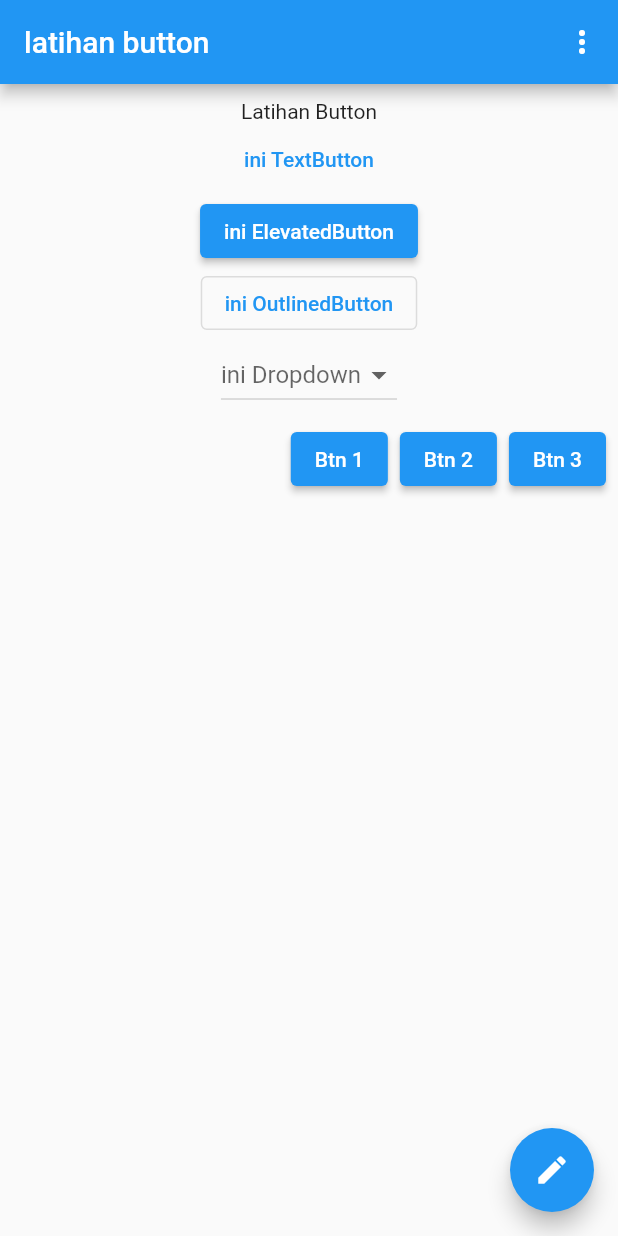
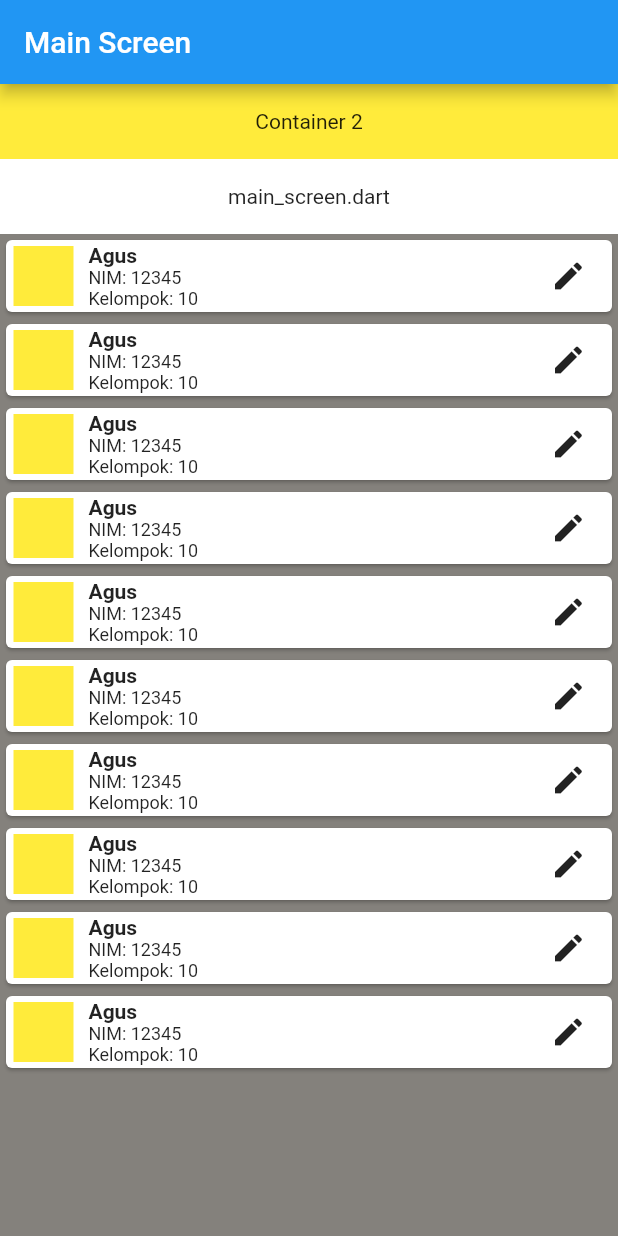
Before and after one commit to mohammadzarkasi/flutter-2021, a Flutter app: the screen it shows after launch, on a phone screen of 412 x 824 dp. Run offline on Flutter 3.47's test engine with Material 2 defaults, Android fonts, the phone set to English and light mode, and no system bars.

Commit message:
screen list mhs, model mahasiswa

```diff
--- a/lib/main.dart
+++ b/lib/main.dart
@@ -1,3 +1,5 @@
+import 'package:app_studio/main_screen.dart';
+import 'package:app_studio/main_screen2.dart';
 import 'package:app_studio/screen2.dart';
 import 'package:flutter/material.dart';
 
@@ -12,7 +14,8 @@ class MyApp2 extends StatelessWidget{
   Widget build(BuildContext context) {
     return MaterialApp(
       debugShowCheckedModeBanner: false,
-      home: Screen2(),
+      // home: Screen2(),
+      home: MainScreen2(),
       // home: MyApp(),
     );
   }
--- /dev/null
+++ b/lib/main_screen2.dart
@@ -0,0 +1,72 @@
+import 'package:app_studio/models/model_mahasiswa.dart';
+import 'package:flutter/material.dart';
+
+class MainScreen2 extends StatefulWidget {
+  const MainScreen2({Key? key}) : super(key: key);
+
+  @override
+  _MainScreenState createState() => _MainScreenState();
+}
+
+class _MainScreenState extends State<MainScreen2> {
+  @override
+  Widget build(BuildContext context) {
+    return Scaffold(
+      appBar: AppBar(
+        title: Text('Main Screen'),
+      ),
+      body: Container(
+        width: double.infinity,
+        height: double.infinity,
+        color: Color.fromRGBO(132, 129, 124, 1),
+        child: ListView(
+            children: [
+              Container(
+                height: 50,
+                width: double.infinity,
+                alignment: Alignment.center,
+                color: Colors.yellow,
+                child: Text('Container 2'),
+              ),
+              Container(
+                height: 50,
+                width: double.infinity,
+                color: Colors.white,
+                alignment: Alignment.center,
+                child: Text('main_screen.dart'),
+              ),
+              for (var i = 0; i < 10; i++)
+                Card(
+                  child: Row(
+                    children: [
+                      SizedBox(width: 5),
+                      Container(
+                        height: 40,
+                        width: 40,
+                        color: Colors.yellow,
+                      ),
+                      SizedBox(width: 10),
+                      Column(
+                        crossAxisAlignment: CrossAxisAlignment.start,
+                        children: [
+                          Text('Agus', style: TextStyle(fontWeight: FontWeight.bold)),
+                          Text('NIM: 12345', style: TextStyle(fontSize: 12)),
+                          Text('Kelompok: 10', style: TextStyle(fontSize: 12)),
+                        ],
+                      ),
+                      Expanded(child: Container()),
+                      IconButton(
+                        onPressed: () {},
+                        icon: Icon(Icons.edit),
+                      ),
+                      SizedBox(width: 5),
+                    ],
+                  ),
+                ),
+            ],
+          ),
+        ),
+      ),
+    );
+  }
+}
--- /dev/null
+++ b/lib/models/model_mahasiswa.dart
@@ -0,0 +1,8 @@
+class ModelMahasiswa {
+  final String nama, nim, kelompok;
+  ModelMahasiswa({
+    required this.nama,
+    required this.nim,
+    required this.kelompok,
+  });
+}
```
Also changed, not shown: lib/main_screen.dart (added, +83 -0 lines).
